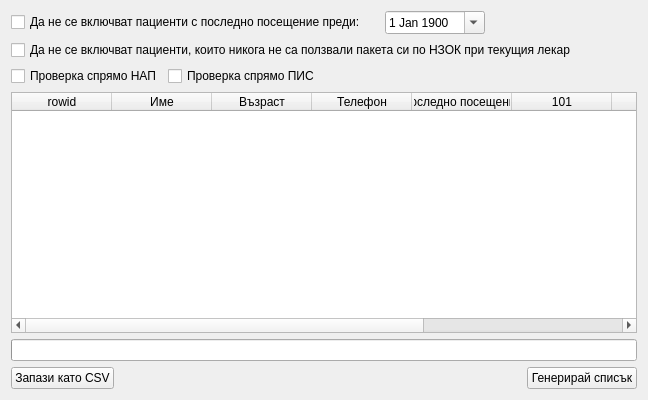
First picture: the form in src/View/Widgets/UnusedPackageView.ui, repository thefinalcutbg/DinoDent, before the edit.
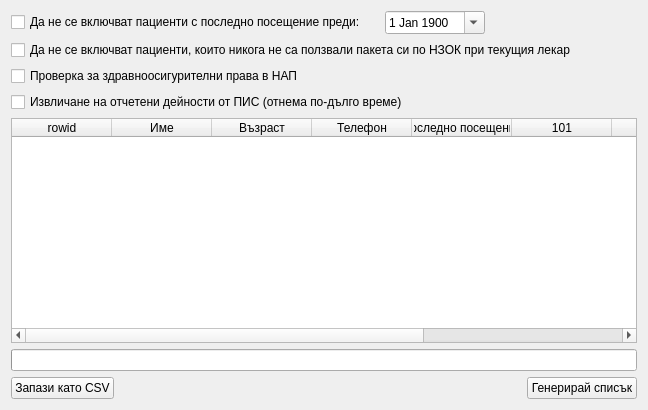
Second picture: the form after the edit. Custom widgets are drawn as their Qt base class.

```diff
--- a/src/View/Widgets/UnusedPackageView.ui
+++ b/src/View/Widgets/UnusedPackageView.ui
@@ -7,7 +7,7 @@
     <x>0</x>
     <y>0</y>
     <width>648</width>
-    <height>400</height>
+    <height>410</height>
    </rect>
   </property>
   <property name="windowTitle">
@@ -106,35 +106,18 @@
     </widget>
    </item>
    <item>
-    <layout class="QHBoxLayout" name="horizontalLayout_3">
-     <item>
       <widget class="QCheckBox" name="nraCheck">
        <property name="text">
-        <string>Проверка спрямо НАП</string>
+      <string>Проверка за здравноосигурителни права в НАП</string>
        </property>
       </widget>
      </item>
      <item>
       <widget class="QCheckBox" name="pisCheck">
        <property name="text">
-        <string>Проверка спрямо ПИС</string>
-       </property>
-      </widget>
-     </item>
-     <item>
-      <spacer name="horizontalSpacer_3">
-       <property name="orientation">
-        <enum>Qt::Orientation::Horizontal</enum>
-       </property>
-       <property name="sizeHint" stdset="0">
-        <size>
-         <width>40</width>
-         <height>20</height>
-        </size>
-       </property>
-      </spacer>
-     </item>
-    </layout>
+      <string>Извличане на отчетени дейности от ПИС (отнема по-дълго време)</string>
+     </property>
+    </widget>
    </item>
    <item>
     <widget class="QTableWidget" name="tableWidget">
```
Left out of the diff: 4 changed lines with no effect on the pictures. Lines whose indentation alone changed are shown as unchanged.
